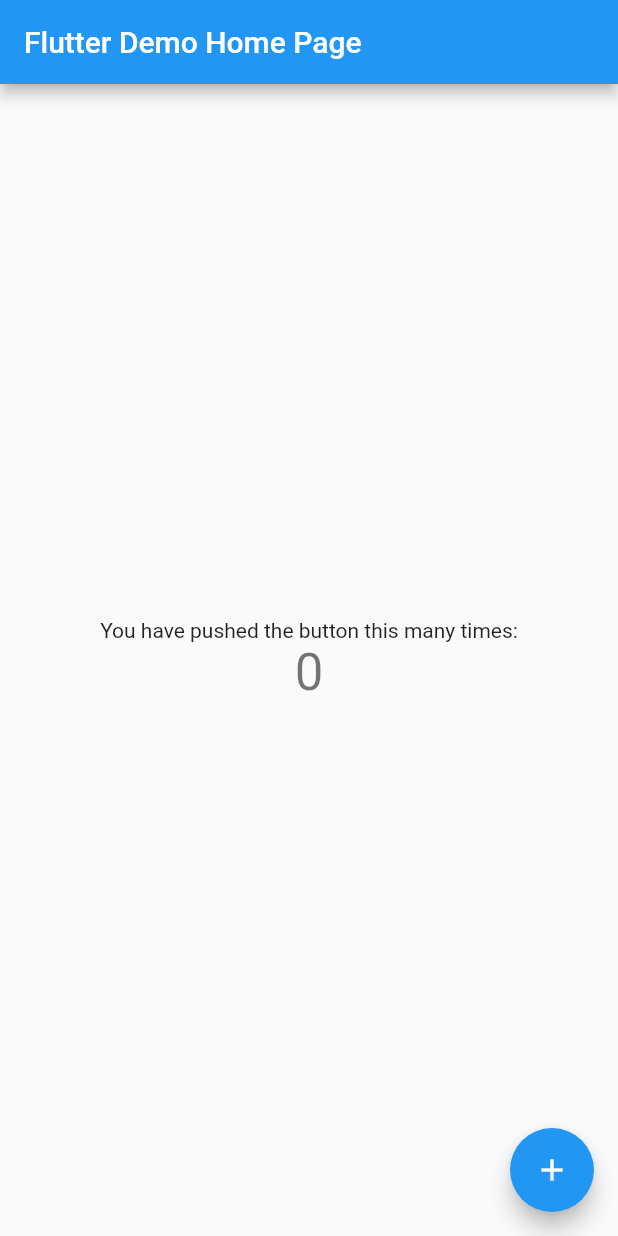
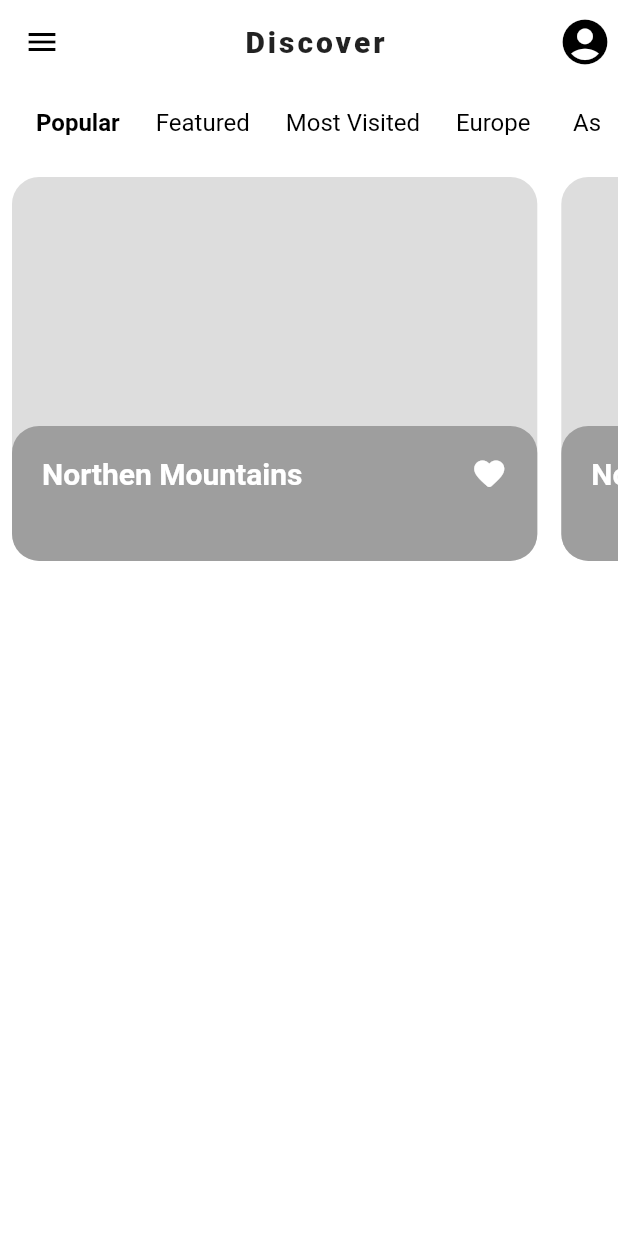
Before and after one commit to arshithsuresh/travel-app-ui, a Flutter app: the screen it shows after launch, on a phone screen of 412 x 824 dp. Run offline on Flutter 3.47's test engine with Material 2 defaults, Android fonts, the light colour scheme and no system bars; Roboto replaces fonts that are missing (PlayFair).

Commit message:
Home Page - Update

```diff
--- /dev/null
+++ b/lib/components/featuredcard.dart
@@ -0,0 +1,63 @@
+import 'dart:math';
+
+import 'package:flutter/material.dart';
+import 'package:travelappui/theme.dart';
+
+class FeaturedCard extends StatefulWidget {
+  @override
+  _FeaturedCardState createState() => _FeaturedCardState();
+}
+
+class _FeaturedCardState extends State<FeaturedCard> {
+  double rating;
+  String title;
+  bool favorite;
+
+  @override
+  Widget build(BuildContext context) {
+    Size size = MediaQuery.of(context).size;
+    ThemeData appTheme = Theme.of(context);
+
+    return Container(
+      width: size.width * 0.85,
+      height: max(200, size.height * 0.32),
+      margin: EdgeInsets.all(8),
+      decoration: BoxDecoration(
+          borderRadius: BorderRadius.circular(18),
+          color: Colors.grey.withAlpha(90)),
+      child: Align(
+        alignment: Alignment.bottomCenter,
+        child: Container(
+          padding: EdgeInsets.only(left: 20, right: 8, top: 8),
+          height: 90,
+          decoration: BoxDecoration(
+              borderRadius: BorderRadius.circular(18), color: Colors.grey),
+          child: Column(
+            children: [
+              Row(
+                mainAxisAlignment: MainAxisAlignment.spaceBetween,
+                children: [
+                  Text(
+                    "Northen Mountains",
+                    style: kAppTheme.textTheme.headline3,
+                  ),
+                  IconButton(
+                      icon: Icon(
+                        Icons.favorite_rounded,
+                        color: kAppTheme.primaryColor,
+                      ),
+                      onPressed: () {})
+                ],
+              ),
+              Row(
+                children: [
+
+                ],
+              )
+            ],
+          ),
+        ),
+      ),
+    );
+  }
+}
--- /dev/null
+++ b/lib/components/rating,.dart
@@ -0,0 +1 @@
+import 'package:flutter/material.dart';
--- /dev/null
+++ b/lib/constants/colors.dart
@@ -0,0 +1,5 @@
+import 'package:flutter/material.dart';
+
+Color kAccentColor = Colors.purple;
+Color kPrimaryColor = Colors.white;
+Color kAppBarBackground = Colors.white;
--- /dev/null
+++ b/lib/constants/config.dart
@@ -0,0 +1,3 @@
+
+const kTitle = "Travel App";
+const kHomePageTitle = "Discover";
--- /dev/null
+++ b/lib/constants/constants.dart
@@ -0,0 +1,2 @@
+export './config.dart';
+export './strings.dart';
--- a/lib/main.dart
+++ b/lib/main.dart
@@ -1,4 +1,7 @@
 import 'package:flutter/material.dart';
+import './constants/constants.dart';
+import './views/HomePage/homepage.dart';
+import './theme.dart';
 
 void main() {
   runApp(MyApp());
@@ -7,107 +10,12 @@
 class MyApp extends StatelessWidget {
   // This widget is the root of your application.
   @override
-  Widget build(BuildContext context) {
+  Widget build(BuildContext csontext) {
     return MaterialApp(
-      title: 'Flutter Demo',
-      theme: ThemeData(
-        // This is the theme of your application.
-        //
-        // Try running your application with "flutter run". You'll see the
-        // application has a blue toolbar. Then, without quitting the app, try
-        // changing the primarySwatch below to Colors.green and then invoke
-        // "hot reload" (press "r" in the console where you ran "flutter run",
-        // or simply save your changes to "hot reload" in a Flutter IDE).
-        // Notice that the counter didn't reset back to zero; the application
-        // is not restarted.
-        primarySwatch: Colors.blue,
-      ),
-      home: MyHomePage(title: 'Flutter Demo Home Page'),
+      debugShowCheckedModeBanner: false,
+      title: kHomePageTitle,
+      theme: kAppTheme,
+      home: HomePage(),
     );
   }
 }
-
-class MyHomePage extends StatefulWidget {
-  MyHomePage({Key key, this.title}) : super(key: key);
-
-  // This widget is the home page of your application. It is stateful, meaning
-  // that it has a State object (defined below) that contains fields that affect
-  // how it looks.
-
-  // This class is the configuration for the state. It holds the values (in this
-  // case the title) provided by the parent (in this case the App widget) and
-  // used by the build method of the State. Fields in a Widget subclass are
-  // always marked "final".
-
-  final String title;
-
-  @override
-  _MyHomePageState createState() => _MyHomePageState();
-}
-
-class _MyHomePageState extends State<MyHomePage> {
-  int _counter = 0;
-
-  void _incrementCounter() {
-    setState(() {
-      // This call to setState tells the Flutter framework that something has
-      // changed in this State, which causes it to rerun the build method below
-      // so that the display can reflect the updated values. If we changed
-      // _counter without calling setState(), then the build method would not be
-      // called again, and so nothing would appear to happen.
-      _counter++;
-    });
-  }
-
-  @override
-  Widget build(BuildContext context) {
-    // This method is rerun every time setState is called, for instance as done
-    // by the _incrementCounter method above.
-    //
-    // The Flutter framework has been optimized to make rerunning build methods
-    // fast, so that you can just rebuild anything that needs updating rather
-    // than having to individually change instances of widgets.
-    return Scaffold(
-      appBar: AppBar(
-        // Here we take the value from the MyHomePage object that was created by
-        // the App.build method, and use it to set our appbar title.
-        title: Text(widget.title),
-      ),
-      body: Center(
-        // Center is a layout widget. It takes a single child and positions it
-        // in the middle of the parent.
-        child: Column(
-          // Column is also a layout widget. It takes a list of children and
-          // arranges them vertically. By default, it sizes itself to fit its
-          // children horizontally, and tries to be as tall as its parent.
-          //
-          // Invoke "debug painting" (press "p" in the console, choose the
-          // "Toggle Debug Paint" action from the Flutter Inspector in Android
-          // Studio, or the "Toggle Debug Paint" command in Visual Studio Code)
-          // to see the wireframe for each widget.
-          //
-          // Column has various properties to control how it sizes itself and
-          // how it positions its children. Here we use mainAxisAlignment to
-          // center the children vertically; the main axis here is the vertical
-          // axis because Columns are vertical (the cross axis would be
-          // horizontal).
-          mainAxisAlignment: MainAxisAlignment.center,
-          children: <Widget>[
-            Text(
-              'You have pushed the button this many times:',
-            ),
-            Text(
-              '$_counter',
-              style: Theme.of(context).textTheme.headline4,
-            ),
-          ],
-        ),
-      ),
-      floatingActionButton: FloatingActionButton(
-        onPressed: _incrementCounter,
-        tooltip: 'Increment',
-        child: Icon(Icons.add),
-      ), // This trailing comma makes auto-formatting nicer for build methods.
-    );
-  }
-}
--- /dev/null
+++ b/lib/theme.dart
@@ -0,0 +1,20 @@
+import 'package:flutter/material.dart';
+import 'package:travelappui/constants/colors.dart';
+
+ThemeData kAppTheme = ThemeData(
+  accentColor: kAccentColor,
+  primaryColor: kPrimaryColor,
+  backgroundColor: kPrimaryColor,
+  appBarTheme: AppBarTheme(
+    backgroundColor: Colors.white,
+    elevation: 0
+  ),
+  fontFamily: 'PlayFair',
+  textTheme: TextTheme(
+
+     headline4: TextStyle(color: Colors.black, fontWeight: FontWeight.w400, fontSize: 16 ),
+     headline3: TextStyle(color: kPrimaryColor, fontWeight: FontWeight.bold, fontSize: 20 ),
+
+  )
+
+);
--- /dev/null
+++ b/lib/views/HomePage/homepage.dart
@@ -0,0 +1,98 @@
+import 'package:flutter/material.dart';
+import 'package:flutter/rendering.dart';
+import 'package:travelappui/components/featuredcard.dart';
+import 'package:travelappui/constants/colors.dart';
+import 'package:travelappui/theme.dart';
+
+class HomePage extends StatefulWidget {
+  @override
+  _HomePageState createState() => _HomePageState();
+}
+
+class _HomePageState extends State<HomePage> {
+  List<String> kTopListLink = [
+    'Popular',
+    'Featured',
+    'Most Visited',
+    'Europe',
+    'Asia',
+    'Canada',
+    'Australia'
+  ];
+
+  @override
+  Widget build(BuildContext context) {
+    Size size = MediaQuery.of(context).size;
+
+    return Scaffold(
+      backgroundColor: kPrimaryColor,
+      appBar: AppBar(
+        title: Center(child: Text("Discover", style: TextStyle(fontWeight: FontWeight.w900, letterSpacing: 2),)),
+        leading: IconButton(
+          icon: Icon(Icons.menu),
+          onPressed: () {},
+        ),
+        actions: [
+          IconButton(
+              icon: Icon(
+                Icons.account_circle,
+                size: 36,
+              ),
+              onPressed: () {})
+        ],
+      ),
+      body: Container(
+        child: Column(
+          children: [
+            Row(
+              children: [
+                Container(
+                  margin: EdgeInsets.only(bottom: 12),
+                  padding: EdgeInsets.only(left: 12, right: 12, top: 8),
+                  height: 42,
+                  width: size.width,
+                  child: ListView.builder(
+                      itemCount: kTopListLink.length,
+                      shrinkWrap: true,
+                      scrollDirection: Axis.horizontal,
+                      itemBuilder: (context, index) {
+                        if (index == 0)
+                          return TextButton(
+                            child: Padding(
+                              padding: const EdgeInsets.only(left: 4, right: 4),
+                              child: Text(kTopListLink[index],
+                                  style: kAppTheme.textTheme.headline4.merge(
+                                      TextStyle(fontWeight: FontWeight.bold))),
+                            ),
+                            onPressed: () {},
+                          );
+
+                        return TextButton(
+                          child: Padding(
+                            padding: const EdgeInsets.only(left: 4, right: 4),
+                            child: Text(kTopListLink[index],
+                                style: kAppTheme.textTheme.headline4),
+                          ),
+                          onPressed: () {},
+                        );
+                      }),
+                ),
+              ],
+            ),
+            Container(
+              width: size.width,
+              height: size.height * 0.33,
+              child: ListView.builder(
+                  scrollDirection: Axis.horizontal,
+                  shrinkWrap: true,
+                  itemCount: 5,
+                  itemBuilder: (context, index) {
+                    return FeaturedCard();
+                  }),
+            )
+          ],
+        ),
+      ),
+    );
+  }
+}
```
Also changed, not shown: pubspec.yaml (+10 -6 lines), fonts/PlayfairDisplay-Black.ttf (added), fonts/PlayfairDisplay-Bold.ttf (added), fonts/PlayfairDisplay-Italic.ttf (added), fonts/PlayfairDisplay-Medium.ttf (added), fonts/PlayfairDisplay-Regular.ttf (added), lib/constants/strings.dart (added), lib/views/Login/login.dart (added).
